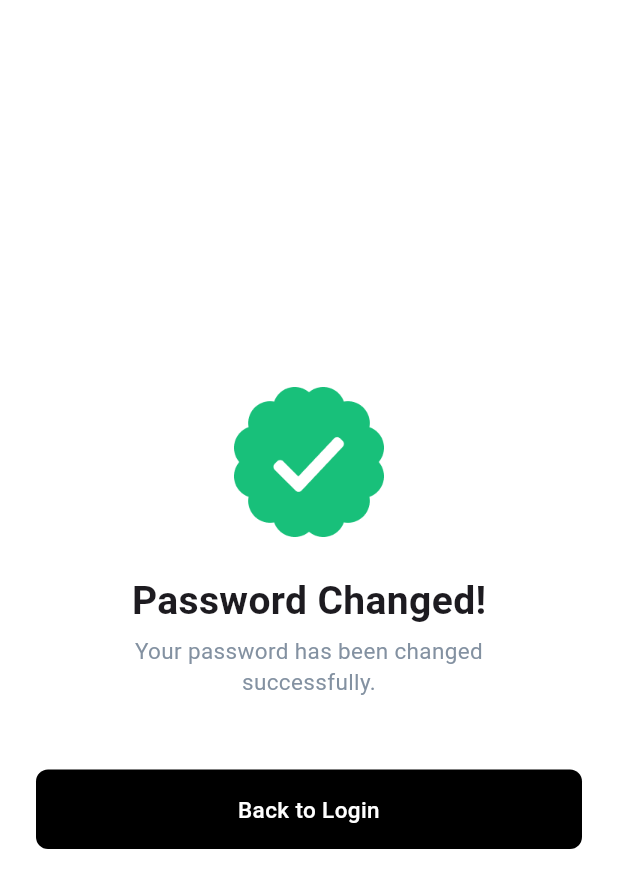
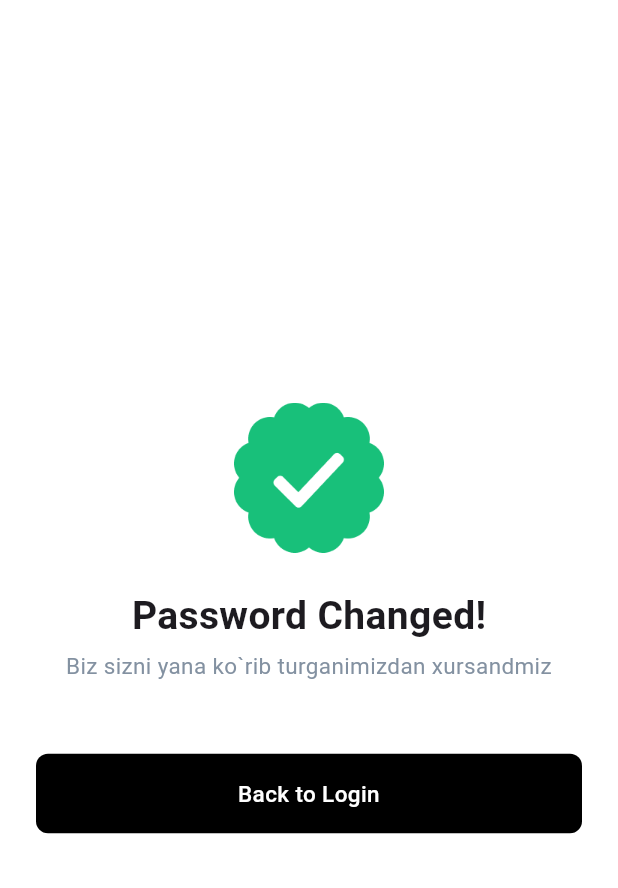
Before and after one commit to Sokhibjon18/lessons, a Flutter app: the CreateNewPasswordPage screen opened directly, after a tap on "Reset Password", on a phone screen of 412 x 824 dp. Shown: the top 888 px of the screen. Run offline on Flutter 3.47's test engine with Material 2 defaults, Android fonts, the phone set to English and light mode, and no system bars; our stand-ins replace another_flushbar, flutter_svg, pinput.

Commit message:
auth logic added

```diff
--- a/lib/l13-loginUI/auth_complete_page.dart
+++ b/lib/l13-loginUI/auth_complete_page.dart
@@ -25,10 +25,16 @@ class AuthCompletePage extends StatelessWidget {
               'Password Changed!',
               style: TextStyle(fontSize: 26, fontWeight: FontWeight.w700),
             ),
-            const SizedBox(height: 4),
+            const SizedBox(
+              height: 4,
+              width: 4,
+            ),
             const Text(
-              'Your password has been changed\nsuccessfully.',
-              style: TextStyle(color: Color(0xFF8391A1), fontSize: 15),
+              'Biz sizni yana ko`rib turganimizdan xursandmiz',
+              style: TextStyle(
+                color: Color(0xFF8391A1),
+                fontSize: 15,
+              ),
               textAlign: TextAlign.center,
             ),
             const SizedBox(height: 48),
@@ -52,9 +58,10 @@ class AuthCompletePage extends StatelessWidget {
                   'Back to Login',
                   textAlign: TextAlign.center,
                   style: TextStyle(
-                      color: Colors.white,
-                      fontSize: 15,
-                      fontWeight: FontWeight.w500),
+                    color: Colors.white,
+                    fontSize: 15,
+                    fontWeight: FontWeight.w500,
+                  ),
                 ),
               ),
             ),
--- /dev/null
+++ b/lib/l13-loginUI/core/value_validators.dart
@@ -0,0 +1,17 @@
+String validateEmailAddress(String input) {
+  const emailRegex =
+      r"""^[a-zA-Z0-9.a-zA-Z0-9.!#$%&'*+-/=?^_'{|}~]+@[a-zA-Z]+""";
+  if (RegExp(emailRegex).hasMatch(input)) {
+    return input;
+  } else {
+    return 'Invalid email';
+  }
+}
+
+String validatePassword(String input) {
+  if (input.length >= 6) {
+    return input;
+  } else {
+    return 'Invalid password';
+  }
+}
--- a/lib/l13-loginUI/create_new_password_page.dart
+++ b/lib/l13-loginUI/create_new_password_page.dart
@@ -1,5 +1,6 @@
 import 'package:flutter/material.dart';
 import 'package:lesson_13/l13-loginUI/auth_complete_page.dart';
+import 'package:lesson_13/l13-loginUI/core/value_validators.dart';
 import 'package:lesson_13/l13-loginUI/widgets/auth_textfields.dart';
 
 class CreateNewPasswordPage extends StatelessWidget {
@@ -7,6 +8,8 @@ class CreateNewPasswordPage extends StatelessWidget {
 
   @override
   Widget build(BuildContext context) {
+    String newPasswordValue = '';
+    String confirmedPasswordValue = '';
     return Scaffold(
       resizeToAvoidBottomInset: false,
       backgroundColor: const Color(0xFFFFFFFF),
@@ -44,9 +47,21 @@ class CreateNewPasswordPage extends StatelessWidget {
               style: TextStyle(color: Color(0xFF8391A1)),
             ),
             const SizedBox(height: 24),
-            AuthTextfields(hintText: 'New Password', onChanged: (value) {}),
+            AuthTextfields(
+              hintText: 'New Password',
+              onChanged: (value) {
+                newPasswordValue = value;
+              },
+              validator: validatePassword(newPasswordValue),
+            ),
             const SizedBox(height: 12),
-            AuthTextfields(hintText: 'Confirm Password', onChanged: (value) {}),
+            AuthTextfields(
+              hintText: 'Confirm Password',
+              onChanged: (value) {
+                confirmedPasswordValue = value;
+              },
+              validator: validatePassword(confirmedPasswordValue),
+            ),
             const SizedBox(height: 32),
             GestureDetector(
               onTap: () {
--- /dev/null
+++ b/lib/l13-loginUI/data/auth_repo.dart
@@ -0,0 +1,21 @@
+import '../core/value_validators.dart';
+
+class EmailAddress {
+  final String value;
+
+  factory EmailAddress(String input) {
+    return EmailAddress._(value: validateEmailAddress(input));
+  }
+
+  const EmailAddress._({required this.value});
+}
+
+class Password {
+  final String value;
+
+  factory Password(String input) {
+    return Password._(value: validatePassword(input));
+  }
+
+  const Password._({required this.value});
+}
--- a/lib/l13-loginUI/widgets/auth_textfields.dart
+++ b/lib/l13-loginUI/widgets/auth_textfields.dart
@@ -1,5 +1,4 @@
 import 'package:flutter/material.dart';
-import 'package:flutter_svg/svg.dart';
 
 class AuthTextfields extends StatefulWidget {
   const AuthTextfields({
@@ -7,10 +6,14 @@ class AuthTextfields extends StatefulWidget {
     required this.hintText,
     required this.onChanged,
     this.showOrHideIcon,
+    this.validator,
+    this.controller,
   });
   final String hintText;
   final void Function(String)? onChanged;
   final bool? showOrHideIcon;
+  final String? validator;
+  final TextEditingController? controller;
 
   @override
   State<AuthTextfields> createState() => _AuthTextfieldsState();
@@ -20,8 +23,11 @@ class _AuthTextfieldsState extends State<AuthTextfields> {
   bool isIconVisible = true;
   @override
   Widget build(BuildContext context) {
-    return TextField(
-      onChanged: (value) => widget.onChanged,
+    return TextFormField(
+      // autovalidateMode: AutovalidateMode.always,
+      onChanged: widget.onChanged,
+      validator: (value) => widget.validator,
+      controller: widget.controller,
       style: const TextStyle(
         fontSize: 17,
         fontWeight: FontWeight.w500,
@@ -57,7 +63,7 @@ class _AuthTextfieldsState extends State<AuthTextfields> {
               )
             : null,
       ),
-      obscureText: isIconVisible,
+      obscureText: widget.showOrHideIcon == true ? isIconVisible : false,
     );
   }
 }
--- a/pubspec.yaml
+++ b/pubspec.yaml
@@ -37,6 +37,7 @@ dependencies:
   cupertino_icons: ^1.0.2
   flutter_svg: ^2.0.7
   pinput: ^2.2.31
+  another_flushbar: ^1.12.30
 
 dev_dependencies:
   flutter_test:
```
Also changed, not shown: lib/l13-loginUI/data/auth_users_info.dart (added, +33 -0 lines), lib/l13-loginUI/forgot_password_page.dart (+9 -1 lines), lib/l13-loginUI/login_page.dart (+26 -3 lines), lib/l13-loginUI/register_page.dart (+42 -4 lines), pubspec.lock.
